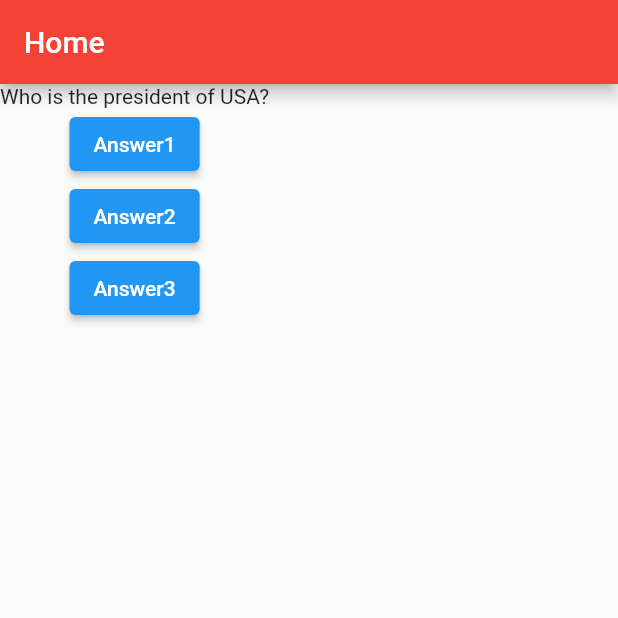
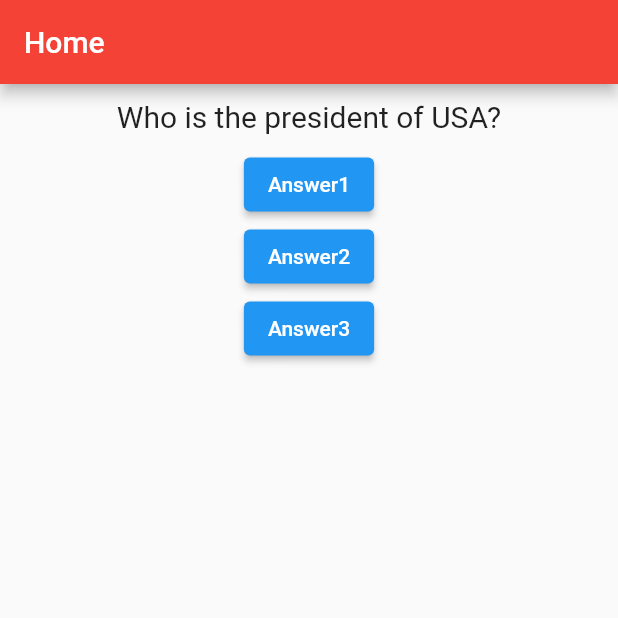
Before and after one commit to nardosteve/flutter-quiz-app, a Flutter app: the screen it shows after launch, on a phone screen of 412 x 824 dp, the top half of it. Run offline on Flutter 3.47's test engine with Material 2 defaults, Android fonts, the phone set to English and light mode, and no system bars.

Commit message:
Dart styling: container, margin, align, font-szie

```diff
--- a/lib/question.dart
+++ b/lib/question.dart
@@ -10,6 +10,14 @@ class Question extends StatelessWidget {
 
   @override
   Widget build(BuildContext context) {
-    return Text(questionText);
+    return Container(
+      width: double.infinity,
+      margin: EdgeInsets.all(10),
+      child: Text(
+        questionText,
+        style: TextStyle(fontSize: 20),
+        textAlign: TextAlign.center,
+      ),
+    );
   }
 }
--- a/pubspec.yaml
+++ b/pubspec.yaml
@@ -1,4 +1,4 @@
-name: QuizApp
+name: quiz_app
 description: A Quiz App
 
 # The following line prevents the package from being accidentally published to
```
